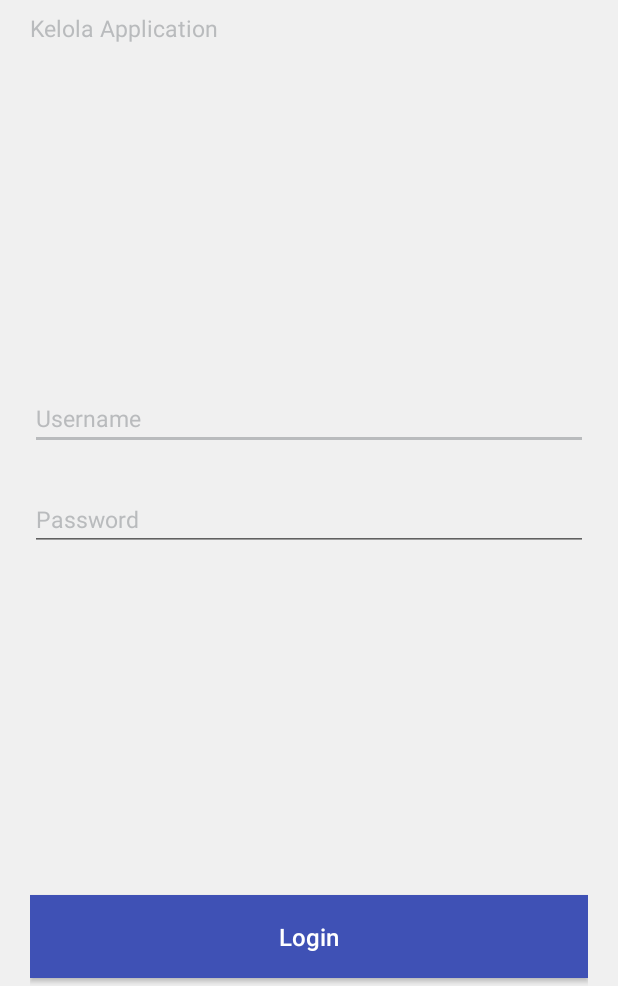
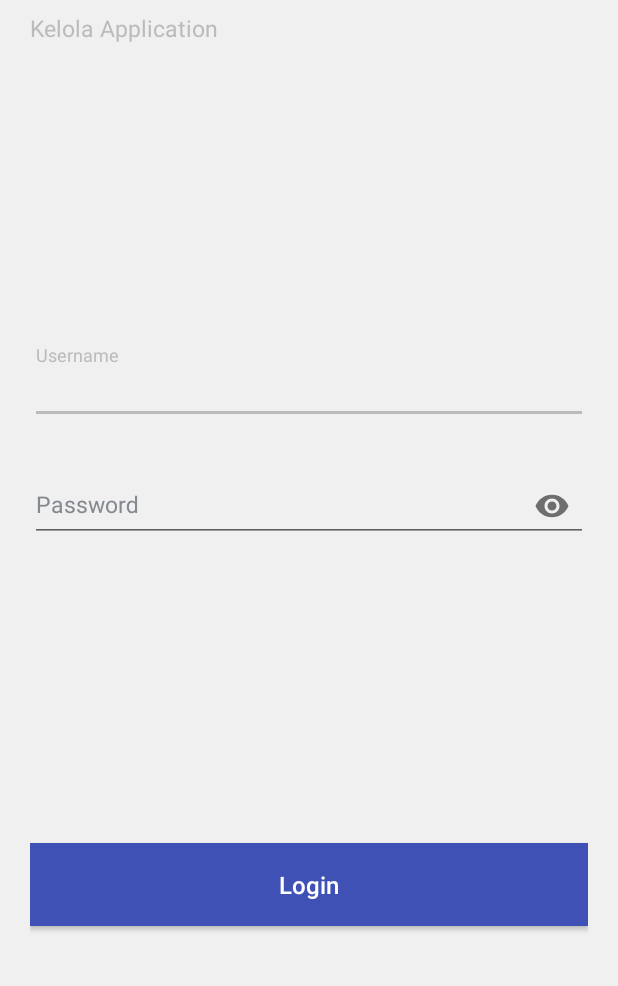
Before and after one commit to drzain/kelolaApps, an Android app: the screen it shows after launch (MainActivity), on a phone screen of 412 x 824 dp, the part 250-1236 px from its top. Run offline under Robolectric (Android 15) with nearby library versions, the phone set to English and light mode, and no system bars; our stand-ins replace Volley.

Commit message:
relayout main activity

```diff
--- a/app/src/main/res/layout/activity_dashboard.xml
+++ b/app/src/main/res/layout/activity_dashboard.xml
@@ -23,6 +23,7 @@
                 android:id="@+id/textDashboard"
                 android:text="My Dashboard"
                 android:textColor="#ffffff"
+                android:textStyle="bold"
                 android:textSize="22sp"
                 android:layout_width="wrap_content"
                 android:layout_height="wrap_content" />
--- a/app/src/main/res/layout/activity_main.xml
+++ b/app/src/main/res/layout/activity_main.xml
@@ -1,6 +1,7 @@
 <?xml version="1.0" encoding="utf-8"?>
 <RelativeLayout xmlns:android="http://schemas.android.com/apk/res/android"
     xmlns:tools="http://schemas.android.com/tools"
+    xmlns:app="http://schemas.android.com/apk/res-auto"
     android:id="@+id/rootView"
     android:layout_width="match_parent"
     android:layout_height="match_parent"
@@ -72,26 +73,42 @@
             android:gravity="center"
             android:orientation="vertical">
 
+            <android.support.design.widget.TextInputLayout
+                android:layout_width="match_parent"
+                android:layout_height="wrap_content"
+                android:textColorHint="@color/colorTextView">
+
                 <android.support.design.widget.TextInputEditText
                     android:id="@+id/emailEditText"
                     android:layout_width="match_parent"
                     android:layout_height="wrap_content"
+                    android:hint="Username"
                     android:inputType="text"
-                android:hint="Username"
                     android:textColor="@color/colorTextView"
                     android:textColorHint="@color/colorAccent"
                     android:textSize="15sp" />
+
+            </android.support.design.widget.TextInputLayout>
+
+            <android.support.design.widget.TextInputLayout
+                android:layout_marginTop="20dp"
+                android:layout_width="match_parent"
+                android:layout_height="wrap_content"
+                app:passwordToggleEnabled="true"
+                android:textColorHint="@color/colorTextView">
 
                 <android.support.design.widget.TextInputEditText
                     android:id="@+id/passwordEditText"
                     android:layout_width="match_parent"
                     android:layout_height="wrap_content"
-                android:inputType="textPassword"
                     android:layout_marginTop="25dp"
                     android:hint="@string/password"
+                    android:inputType="textPassword"
                     android:textColor="@color/colorTextView"
                     android:textColorHint="@color/colorAccent"
                     android:textSize="15sp" />
+
+            </android.support.design.widget.TextInputLayout>
 
 
         </LinearLayout>
@@ -100,12 +117,12 @@
             android:id="@+id/loginButton"
             android:layout_width="match_parent"
             android:layout_height="55dp"
+            android:layout_above="@+id/skipTextView"
             android:layout_alignParentBottom="true"
-            android:layout_above="@+id/skipTextView"
-            android:layout_marginBottom="5dp"
+            android:layout_marginBottom="40dp"
             android:background="@color/colorPrimary"
+            android:gravity="center"
             android:text="@string/login"
-            android:gravity="center"
             android:textAllCaps="false"
             android:textColor="#FFFFFF"
             android:textSize="16sp" />
```
Also changed, not shown: app/src/main/res/layout/dashboard_driver.xml (line endings or trailing spaces). Lines whose indentation alone changed are shown as unchanged.
